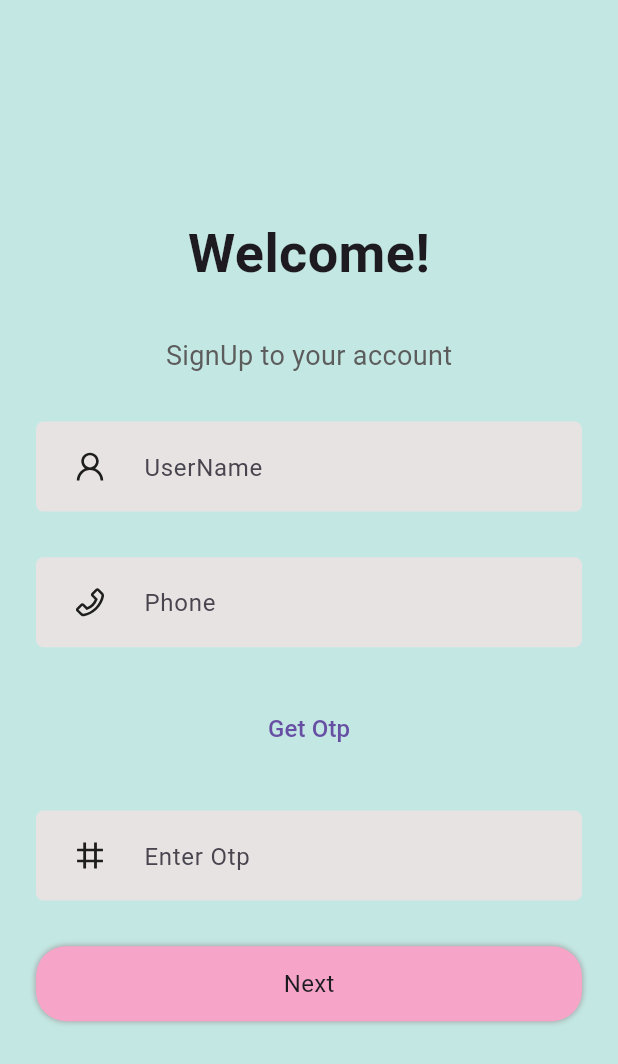
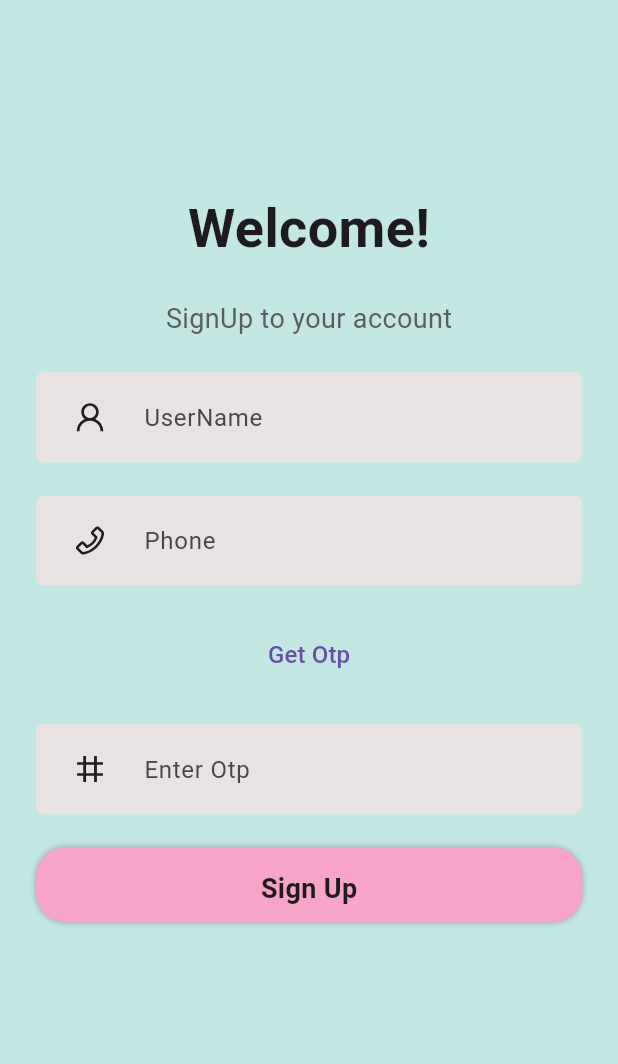
Before and after one commit to AthulUllas/Survey---App, a Flutter app: the screen it shows after launch, on a phone screen of 412 x 824 dp. Shown: the top 1064 px of the screen. Run offline on Flutter 3.47's test engine with Material 3 defaults, Android fonts, the phone set to English and light mode, and no system bars; our stand-ins replace flutter_hooks, google_fonts, hooks_riverpod, icons_plus, loading_animation_widget; missing offline and left inert: linear_progress_bar.

Commit message:
Small corrections

```diff
--- a/lib/features/auth/view/pages/signup_page.dart
+++ b/lib/features/auth/view/pages/signup_page.dart
@@ -4,6 +4,7 @@ import 'package:google_fonts/google_fonts.dart';
 import 'package:icons_plus/icons_plus.dart';
 import 'package:loading_animation_widget/loading_animation_widget.dart';
 import 'package:surveyapp/features/auth/view/widgets/textfield.dart';
+import 'package:surveyapp/features/homepage/views/pages/homepage.dart';
 import 'package:surveyapp/utils/colors.dart';
 import 'package:surveyapp/utils/dimensions.dart';
 import 'package:surveyapp/utils/snackbar.dart';
@@ -53,15 +54,22 @@ class SignupPage extends HookWidget {
                   },
                   child: Text("Get Otp", style: TextStyle(fontSize: 16)),
                 )
-                : LoadingAnimationWidget.newtonCradle(
+                : LoadingAnimationWidget.waveDots(
                   color: colors.secondaryColor,
-                  size: 70,
+                  size: 30,
                 ),
             SignUpTextfield(
               trailing: AntDesign.number_outline,
               textFieldHelper: "Enter Otp",
             ),
-            Container(
+            GestureDetector(
+              onTap: () {
+                Navigator.push(
+                  context,
+                  MaterialPageRoute(builder: (route) => Homepage()),
+                );
+              },
+              child: Container(
                 decoration: BoxDecoration(
                   color: colors.secondaryColor,
                   borderRadius: BorderRadius.circular(20),
@@ -79,10 +87,20 @@ class SignupPage extends HookWidget {
                   right: sides.rightSide,
                 ),
                 child: Center(
-                child: Text("Next", style: TextStyle(fontSize: 16)),
+                  child: Padding(
+                    padding: EdgeInsets.only(top: 6),
+                    child: Text(
+                      "Sign Up",
+                      style: GoogleFonts.balooTammudu2(
+                        fontSize: 18,
+                        fontWeight: FontWeight.bold,
                       ),
                     ),
-            SizedBox(height: MediaQuery.of(context).size.height * 0.1),
+                  ),
+                ),
+              ),
+            ),
+            SizedBox(height: MediaQuery.of(context).size.height * 0.2),
           ],
         ),
       ),
--- a/lib/main.dart
+++ b/lib/main.dart
@@ -1,8 +1,9 @@
 import 'package:flutter/material.dart';
+import 'package:hooks_riverpod/hooks_riverpod.dart';
 import 'package:surveyapp/features/auth/view/pages/signup_page.dart';
 
 void main() {
-  runApp(const MyApp());
+  runApp(ProviderScope(child: const MyApp()));
 }
 
 class MyApp extends StatelessWidget {
--- a/lib/utils/snackbar.dart
+++ b/lib/utils/snackbar.dart
@@ -28,7 +28,7 @@ void snackBar(String message, BuildContext context) {
     margin: EdgeInsets.only(
       left: sides.leftSide,
       right: sides.rightSide,
-      bottom: MediaQuery.of(context).size.height - 100,
+      bottom: MediaQuery.of(context).size.height - 120,
     ),
   );
   final errorBar = ScaffoldMessenger.of(context);
--- a/pubspec.yaml
+++ b/pubspec.yaml
@@ -42,6 +42,8 @@ dependencies:
   flutter_hooks: ^0.21.2
   linear_progress_bar: ^1.2.0
   loading_animation_widget: ^1.3.0
+  flutter_riverpod: ^2.6.1
+  hooks_riverpod: ^2.6.1
 
 dev_dependencies:
   flutter_test:
```
Also changed, not shown: lib/features/homepage/views/pages/homepage.dart (+7 -0 lines), lib/features/homepage/views/pages/surveypage.dart (+11 -3 lines), lib/features/homepage/controller/backbutton_controller.dart (added), pubspec.lock. Lines whose indentation alone changed are shown as unchanged.
